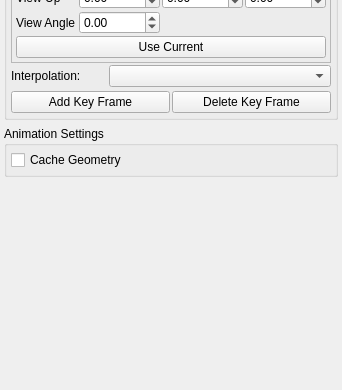
Old version of the form Qt/Components/Resources/UI/pqAnimationPanel.ui in the repository matthb2/ParaView-beforekitwareswtichedtogit; both pictures show x 0 to 342 and y 431 to 821 of the 342 by 821 pixel window.
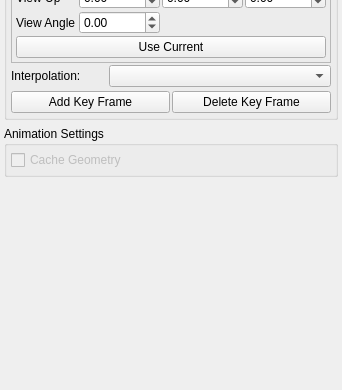
New version of the form. Custom widgets are drawn as their Qt base class.

Commit message: BUG: Composite patch for: 1. Fixed animation caching problems (caching still broken when compositing). Hence disabling the caching checkbox. 2. Fixed BUG #4863. Was not working for reverse connections. Fixed that. 3. Fixed BUG #5014. Since default value for ViewTime was set to 0, when ResetToDefault was called it would clean up the time value set from the timekeeper when the proxy was created fixed that. 4. Fixed BUG# 4932. Fixed input domain for all writers (except vtm) to not accept composite datasets.

What changed in the file:
```diff
--- a/Qt/Components/Resources/UI/pqAnimationPanel.ui
+++ b/Qt/Components/Resources/UI/pqAnimationPanel.ui
@@ -606,6 +606,9 @@
       </property>
       <item row="0" column="0" >
        <widget class="QCheckBox" name="caching" >
+        <property name="enabled">
+         <bool>false</bool>
+        </property>
         <property name="toolTip" >
          <string>Cache geometry during playback.</string>
         </property>
```
The commit also changes 6 other files.
